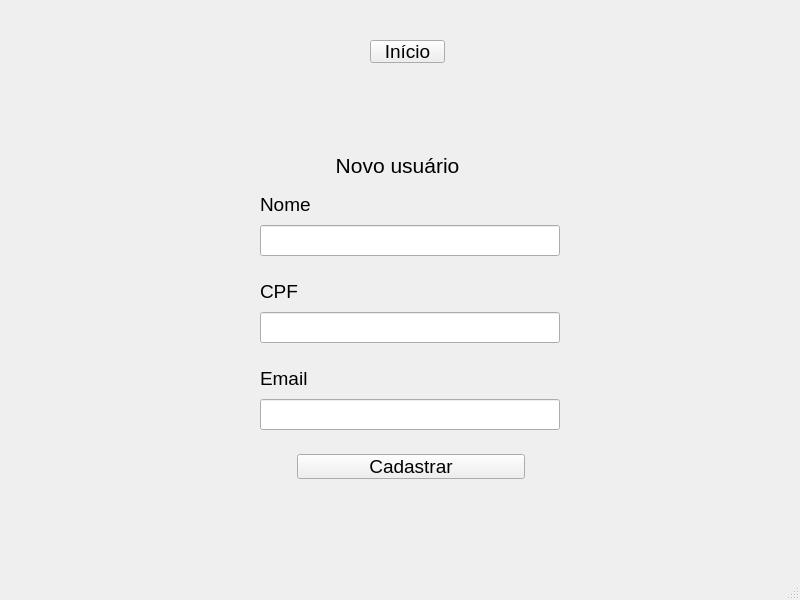
First picture: the form in biblioteca/view/layouts/cadastrar_usuario.ui, repository LuisCunha05/sistema_biblioteca, before the edit.
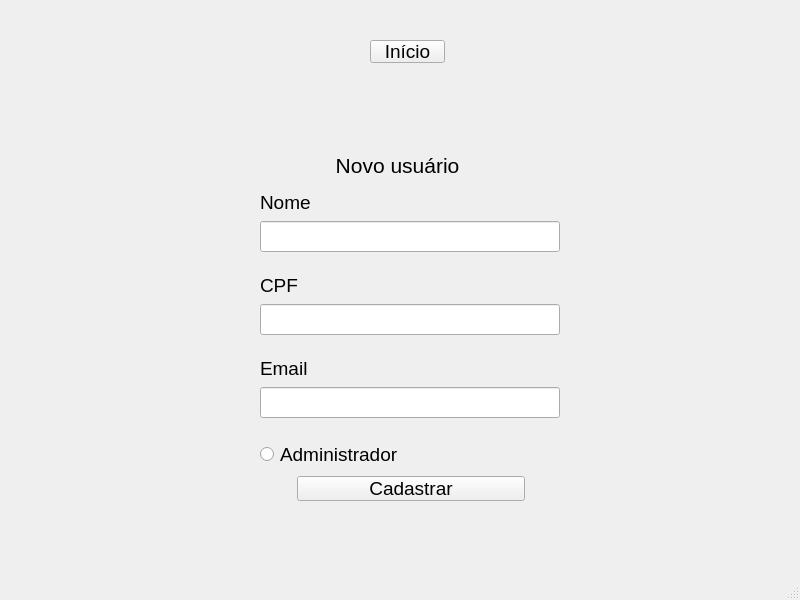
Second picture: the form after the edit.

Commit message: adicionado gerenciar generico e admin, adicionado alguns metodos para biblioteca

Diff of the .ui file:
```diff
--- a/biblioteca/view/layouts/cadastrar_usuario.ui
+++ b/biblioteca/view/layouts/cadastrar_usuario.ui
@@ -32,7 +32,7 @@
       <x>260</x>
       <y>190</y>
       <width>302</width>
-      <height>299</height>
+      <height>313</height>
      </rect>
     </property>
     <layout class="QVBoxLayout" name="verticalLayout">
@@ -195,6 +195,19 @@
        </property>
       </spacer>
      </item>
+     <item>
+      <widget class="QRadioButton" name="r_admin">
+       <property name="font">
+        <font>
+         <family>Segoe UI</family>
+         <pointsize>14</pointsize>
+        </font>
+       </property>
+       <property name="text">
+        <string>Administrador</string>
+       </property>
+      </widget>
+     </item>
      <item>
       <widget class="QPushButton" name="b_cadastrar">
        <property name="maximumSize">
```
The commit also changes 8 other files.
